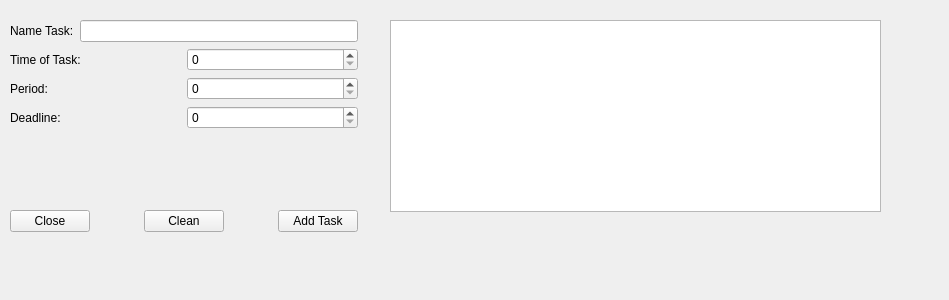
Before: the Qt Designer form addtask.ui in feichay10/Cliente-Proyecto-Final-SOA, drawn with Qt 5.
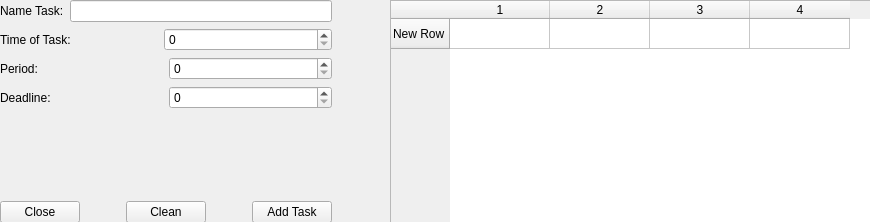
After: the same form once the commit is applied.

Commit message: MainWindow when AddTask window is shown, it is impossible to close it

Diff of the .ui file:
```diff
--- a/addtask.ui
+++ b/addtask.ui
@@ -6,22 +6,30 @@
    <rect>
     <x>0</x>
     <y>0</y>
-    <width>949</width>
-    <height>300</height>
+    <width>870</width>
+    <height>222</height>
    </rect>
   </property>
+  <property name="minimumSize">
+   <size>
+    <width>870</width>
+    <height>222</height>
+   </size>
+  </property>
   <property name="windowTitle">
    <string>Form</string>
   </property>
-  <widget class="QWidget" name="layoutWidget">
+  <widget class="QWidget" name="">
    <property name="geometry">
     <rect>
-     <x>10</x>
-     <y>20</y>
-     <width>348</width>
-     <height>212</height>
+     <x>0</x>
+     <y>0</y>
+     <width>871</width>
+     <height>223</height>
     </rect>
    </property>
+   <layout class="QHBoxLayout" name="horizontalLayout_6">
+    <item>
    <layout class="QVBoxLayout" name="verticalLayout_2">
     <item>
      <layout class="QVBoxLayout" name="verticalLayout">
@@ -107,6 +115,12 @@
      <layout class="QHBoxLayout" name="horizontalLayout_5">
       <item>
        <widget class="QPushButton" name="pushButton">
+          <property name="maximumSize">
+           <size>
+            <width>80</width>
+            <height>25</height>
+           </size>
+          </property>
         <property name="text">
          <string>Close</string>
         </property>
@@ -155,16 +169,56 @@
      </layout>
     </item>
    </layout>
-  </widget>
+    </item>
+    <item>
+     <spacer name="horizontalSpacer_3">
+      <property name="orientation">
+       <enum>Qt::Horizontal</enum>
+      </property>
+      <property name="sizeHint" stdset="0">
+       <size>
+        <width>28</width>
+        <height>38</height>
+       </size>
+      </property>
+     </spacer>
+    </item>
+    <item>
   <widget class="QTableWidget" name="tableWidget">
-   <property name="geometry">
-    <rect>
-     <x>390</x>
-     <y>20</y>
-     <width>491</width>
-     <height>192</height>
-    </rect>
-   </property>
+      <property name="minimumSize">
+       <size>
+        <width>481</width>
+        <height>221</height>
+       </size>
+      </property>
+      <row>
+       <property name="text">
+        <string>New Row</string>
+       </property>
+      </row>
+      <column>
+       <property name="text">
+        <string>1</string>
+       </property>
+      </column>
+      <column>
+       <property name="text">
+        <string>2</string>
+       </property>
+      </column>
+      <column>
+       <property name="text">
+        <string>3</string>
+       </property>
+      </column>
+      <column>
+       <property name="text">
+        <string>4</string>
+       </property>
+      </column>
+     </widget>
+    </item>
+   </layout>
   </widget>
  </widget>
  <resources/>
```
Lines whose indentation alone changed are shown as unchanged. The commit also changes 7 other files.
